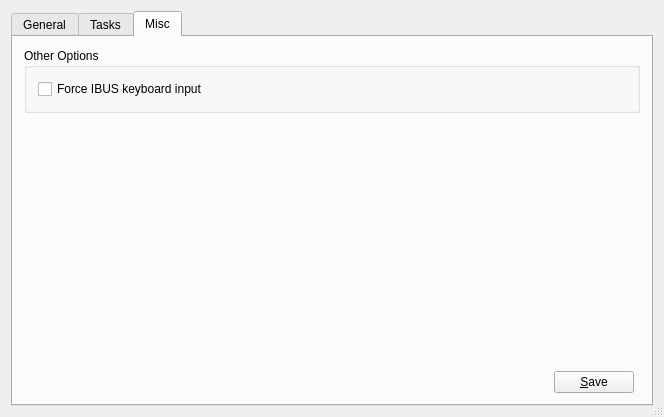
The window that src-qt4/pc-sysmanager/pbsystemtab.ui (trueos/pcbsd) describes before a commit, drawn with Qt 5.
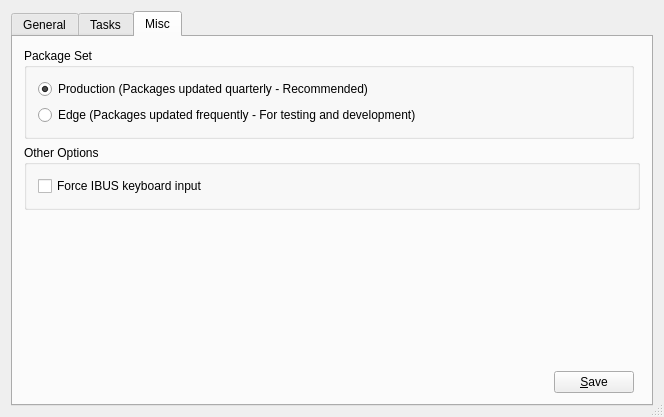
The same window after the commit. The open tabs and pages were chosen to show the change. Icons and pictures are not drawn.

Commit message: Update the system manager Misc tab, now we have a way to select between the PRODUCTION / EDGE package sets for users who want to trade off stability in the packages vs a more bleeding edge set

```diff
--- a/src-qt4/pc-sysmanager/pbsystemtab.ui
+++ b/src-qt4/pc-sysmanager/pbsystemtab.ui
@@ -486,23 +486,7 @@
        <string>Misc</string>
       </attribute>
       <layout class="QGridLayout" name="gridLayout_3">
-       <item row="0" column="0" colspan="3">
-        <widget class="QGroupBox" name="groupBox_6">
-         <property name="title">
-          <string>Other Options</string>
-         </property>
-         <layout class="QGridLayout" name="gridLayout_12">
-          <item row="0" column="0">
-           <widget class="QCheckBox" name="checkForceIbus">
-            <property name="text">
-             <string>Force IBUS keyboard input</string>
-            </property>
-           </widget>
-          </item>
-         </layout>
-        </widget>
-       </item>
-       <item row="1" column="0" colspan="3">
+       <item row="2" column="0" colspan="3">
         <spacer name="spacer37">
          <property name="orientation">
           <enum>Qt::Vertical</enum>
@@ -518,14 +502,14 @@
          </property>
         </spacer>
        </item>
-       <item row="2" column="1">
+       <item row="3" column="1">
         <widget class="QPushButton" name="pushMiscSave">
          <property name="text">
           <string>&amp;Save</string>
          </property>
         </widget>
        </item>
-       <item row="2" column="0">
+       <item row="3" column="0">
         <spacer name="horizontalSpacer_9">
          <property name="orientation">
           <enum>Qt::Horizontal</enum>
@@ -538,6 +522,48 @@
          </property>
         </spacer>
        </item>
+       <item row="1" column="0" colspan="3">
+        <widget class="QGroupBox" name="groupBox_6">
+         <property name="title">
+          <string>Other Options</string>
+         </property>
+         <layout class="QGridLayout" name="gridLayout_12">
+          <item row="0" column="0">
+           <widget class="QCheckBox" name="checkForceIbus">
+            <property name="text">
+             <string>Force IBUS keyboard input</string>
+            </property>
+           </widget>
+          </item>
+         </layout>
+        </widget>
+       </item>
+       <item row="0" column="0" colspan="2">
+        <widget class="QGroupBox" name="groupBox">
+         <property name="title">
+          <string>Package Set</string>
+         </property>
+         <layout class="QGridLayout" name="gridLayout">
+          <item row="0" column="0">
+           <widget class="QRadioButton" name="radioProduction">
+            <property name="text">
+             <string>Production (Packages updated quarterly - Recommended)</string>
+            </property>
+            <property name="checked">
+             <bool>true</bool>
+            </property>
+           </widget>
+          </item>
+          <item row="1" column="0">
+           <widget class="QRadioButton" name="radioEdge">
+            <property name="text">
+             <string>Edge (Packages updated frequently - For testing and development)</string>
+            </property>
+           </widget>
+          </item>
+         </layout>
+        </widget>
+       </item>
       </layout>
      </widget>
     </widget>
```
The commit also changes 1 other file.
